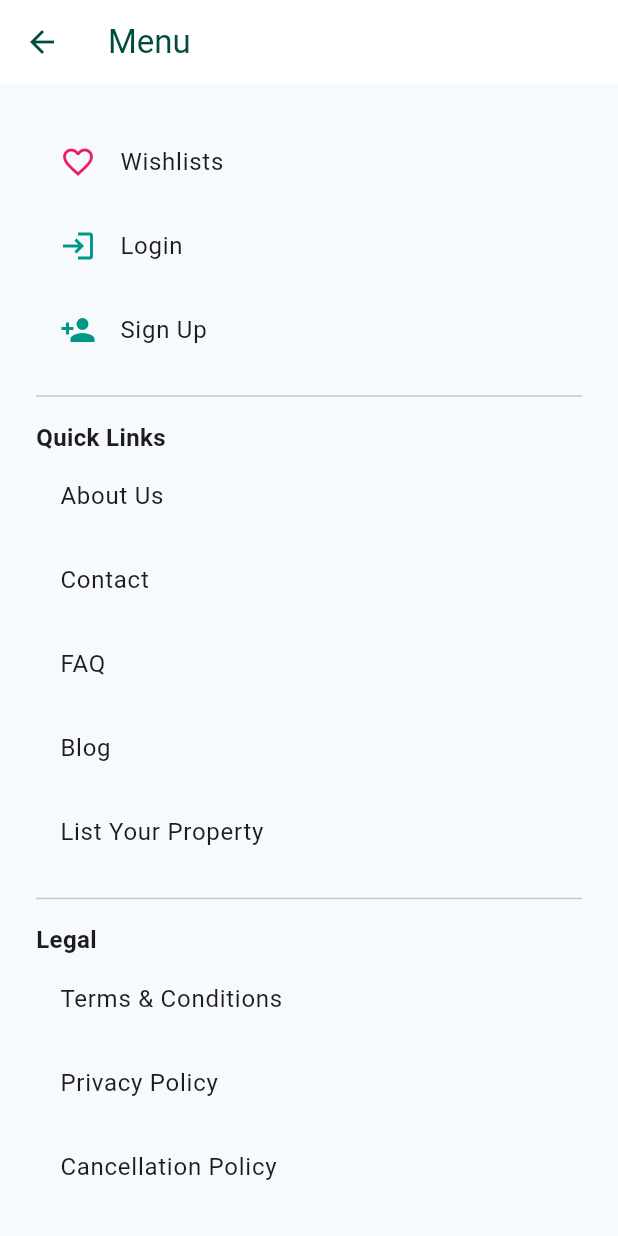
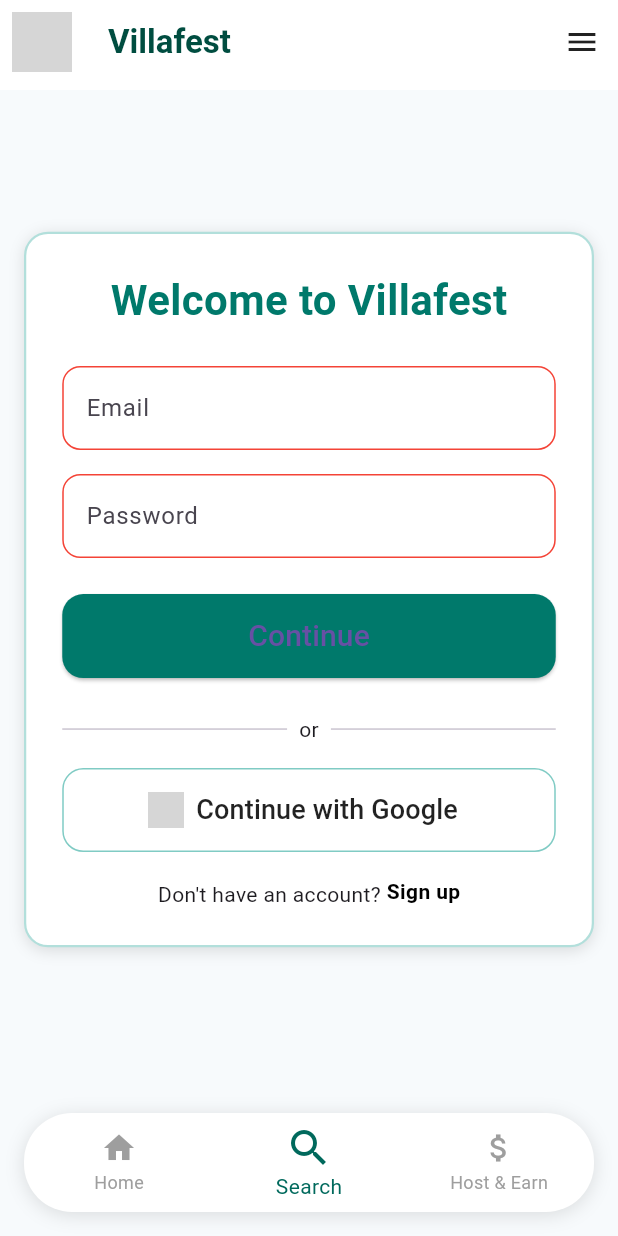
Before and after one commit to Chakridhar2555/villafest-flutter, a Flutter app: the MenuPage screen opened directly, after a tap on "Login", on a phone screen of 412 x 824 dp. Run offline on Flutter 3.47's test engine with Material 3 defaults, Android fonts, the phone set to English and light mode, and no system bars; network calls fail; Roboto replaces fonts that are missing (Montserrat); grey boxes are pictures that could not be loaded.

```diff
--- /dev/null
+++ b/lib/login_page.dart
@@ -0,0 +1,133 @@
+import 'package:flutter/material.dart';
+import 'widgets/custom_app_bar.dart';
+import 'widgets/custom_bottom_nav.dart';
+
+class LoginPage extends StatefulWidget {
+  @override
+  State<LoginPage> createState() => _LoginPageState();
+}
+
+class _LoginPageState extends State<LoginPage> {
+  bool _obscurePassword = true;
+
+  @override
+  Widget build(BuildContext context) {
+    return Scaffold(
+      appBar: CustomAppBar(),
+      body: Center(
+        child: SingleChildScrollView(
+          child: Container(
+            margin: EdgeInsets.symmetric(horizontal: 16, vertical: 32),
+            padding: EdgeInsets.all(24),
+            decoration: BoxDecoration(
+              color: Colors.white,
+              borderRadius: BorderRadius.circular(16),
+              border: Border.all(color: Colors.teal.shade100, width: 1.5),
+              boxShadow: [
+                BoxShadow(
+                  color: Colors.black12,
+                  blurRadius: 8,
+                  offset: Offset(0, 2),
+                ),
+              ],
+            ),
+            child: Column(
+              mainAxisSize: MainAxisSize.min,
+              children: [
+                Text('Welcome to Villafest', style: TextStyle(fontSize: 28, fontWeight: FontWeight.bold, color: Color(0xFF00796B))),
+                SizedBox(height: 24),
+                TextField(
+                  decoration: InputDecoration(
+                    hintText: 'Email',
+                    border: OutlineInputBorder(
+                      borderRadius: BorderRadius.circular(12),
+                      borderSide: BorderSide(color: Colors.red),
+                    ),
+                    enabledBorder: OutlineInputBorder(
+                      borderRadius: BorderRadius.circular(12),
+                      borderSide: BorderSide(color: Colors.red),
+                    ),
+                  ),
+                ),
+                SizedBox(height: 16),
+                TextField(
+                  obscureText: _obscurePassword,
+                  decoration: InputDecoration(
+                    hintText: 'Password',
+                    border: OutlineInputBorder(
+                      borderRadius: BorderRadius.circular(12),
+                      borderSide: BorderSide(color: Colors.red),
+                    ),
+                    enabledBorder: OutlineInputBorder(
+                      borderRadius: BorderRadius.circular(12),
+                      borderSide: BorderSide(color: Colors.red),
+                    ),
+                    suffix: GestureDetector(
+                      onTap: () => setState(() => _obscurePassword = !_obscurePassword),
+                      child: Text(_obscurePassword ? 'Show' : 'Hide', style: TextStyle(color: Colors.teal, fontWeight: FontWeight.bold)),
+                    ),
+                  ),
+                ),
+                SizedBox(height: 24),
+                SizedBox(
+                  width: double.infinity,
+                  height: 56,
+                  child: ElevatedButton(
+                    style: ElevatedButton.styleFrom(
+                      backgroundColor: Color(0xFF00796B),
+                      shape: RoundedRectangleBorder(borderRadius: BorderRadius.circular(14)),
+                    ),
+                    onPressed: () {},
+                    child: Text('Continue', style: TextStyle(fontSize: 20)),
+                  ),
+                ),
+                SizedBox(height: 24),
+                Row(
+                  children: [
+                    Expanded(child: Divider()),
+                    Padding(
+                      padding: const EdgeInsets.symmetric(horizontal: 8.0),
+                      child: Text('or'),
+                    ),
+                    Expanded(child: Divider()),
+                  ],
+                ),
+                SizedBox(height: 16),
+                SizedBox(
+                  width: double.infinity,
+                  height: 56,
+                  child: OutlinedButton.icon(
+                    icon: Image.asset('assets/google_logo.png', height: 24), // Add your Google logo asset
+                    label: Text('Continue with Google', style: TextStyle(fontSize: 18, color: Colors.black87)),
+                    style: OutlinedButton.styleFrom(
+                      side: BorderSide(color: Colors.teal.shade200),
+                      shape: RoundedRectangleBorder(borderRadius: BorderRadius.circular(14)),
+                    ),
+                    onPressed: () {},
+                  ),
+                ),
+                SizedBox(height: 16),
+                Text.rich(
+                  TextSpan(
+                    text: "Don't have an account? ",
+                    children: [
+                      WidgetSpan(
+                        child: GestureDetector(
+                          onTap: () {
+                            Navigator.pushNamed(context, '/signup');
+                          },
+                          child: Text('Sign up', style: TextStyle(fontWeight: FontWeight.bold, color: Colors.black)),
+                        ),
+                      ),
+                    ],
+                  ),
+                ),
+              ],
+            ),
+          ),
+        ),
+      ),
+      bottomNavigationBar: CustomBottomNav(selectedIndex: 1),
+    );
+  }
+}
--- a/lib/main.dart
+++ b/lib/main.dart
@@ -3,6 +3,8 @@ import 'splash_page.dart';
 import 'home_page.dart';
 import 'search_page.dart';
 import 'host_and_earn_page.dart';
+import 'login_page.dart';
+import 'signup_page.dart';
 
 void main() {
   runApp(VillaFestApp());
@@ -24,6 +26,8 @@ class VillaFestApp extends StatelessWidget {
         '/home': (_) => HomePage(),
         '/search': (_) => SearchPage(),
         '/host': (_) => HostAndEarnPage(),
+        '/login': (_) => LoginPage(),
+        '/signup': (_) => SignupPage(),
       },
     );
   }
--- a/lib/menu_page.dart
+++ b/lib/menu_page.dart
@@ -22,12 +22,16 @@ class MenuPage extends StatelessWidget {
           ListTile(
             leading: Icon(Icons.login, color: Colors.teal),
             title: Text('Login'),
-            onTap: () {},
+            onTap: () {
+              Navigator.pushNamed(context, '/login');
+            },
           ),
           ListTile(
             leading: Icon(Icons.person_add, color: Colors.teal),
             title: Text('Sign Up'),
-            onTap: () {},
+            onTap: () {
+              Navigator.pushNamed(context, '/signup');
+            },
           ),
           Divider(height: 32),
           // Quick Links
@@ -36,7 +40,12 @@ class MenuPage extends StatelessWidget {
           ListTile(title: Text('Contact'), onTap: () {}),
           ListTile(title: Text('FAQ'), onTap: () {}),
           ListTile(title: Text('Blog'), onTap: () {}),
-          ListTile(title: Text('List Your Property'), onTap: () {}),
+          ListTile(
+            title: Text('List Your Property'),
+            onTap: () {
+              Navigator.pushNamed(context, '/host');
+            },
+          ),
           Divider(height: 32),
           // Legal
           Text('Legal', style: TextStyle(fontWeight: FontWeight.bold, fontSize: 16)),
```
Also changed, not shown: lib/home_page.dart (+51 -4 lines), lib/property_details_page.dart (added, +54 -0 lines), lib/signup_page.dart (added, +167 -0 lines), lib/widgets/property_card.dart (added, +161 -0 lines).
